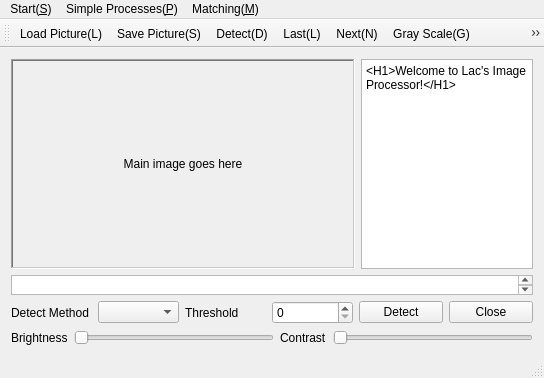
Old version of the form mymainwindow.ui in the repository sheMnapion/Opencv-Qt-Image-Processor.
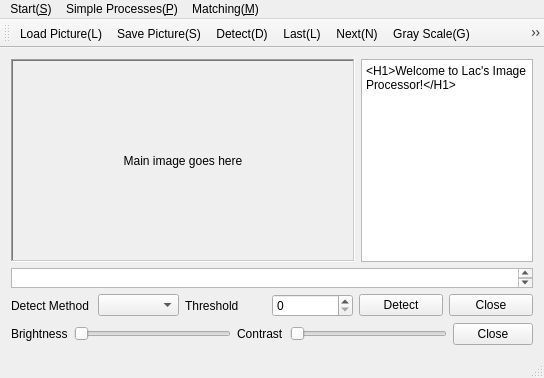
New version of the form. Icons and pictures are not drawn.

Diff of the .ui file:
```diff
--- a/mymainwindow.ui
+++ b/mymainwindow.ui
@@ -161,6 +161,13 @@
           </property>
          </widget>
         </item>
+        <item>
+         <widget class="QPushButton" name="brightContrastEndButton">
+          <property name="text">
+           <string>Close</string>
+          </property>
+         </widget>
+        </item>
        </layout>
       </item>
      </layout>
```
Left out of the diff: 6 changed lines with no effect on the pictures.
